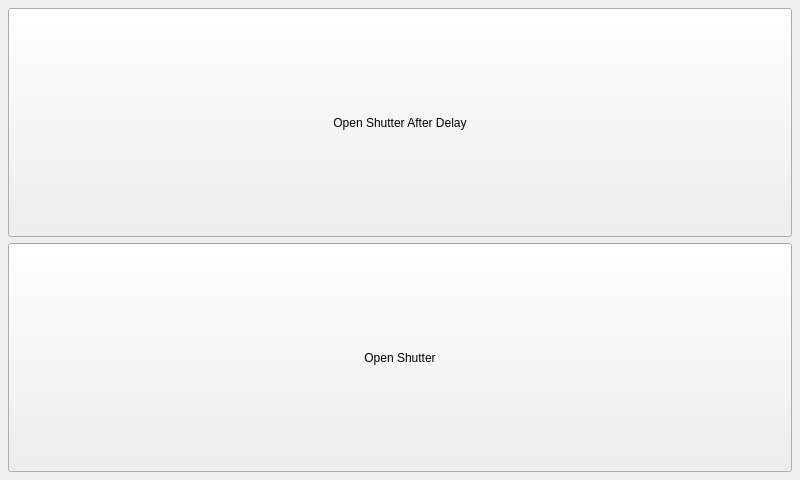
Above: forms/pircameraform.ui from jpietrzak8/Pierogi before the change. Below: the same form after it.
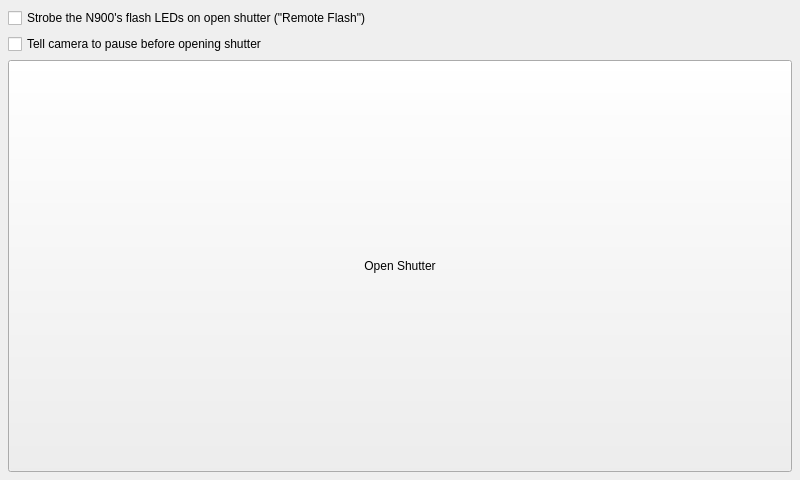
That is the form after the change.

Commit message:
Remote Flash
This commit adds support for "Remote Flash", which allows the user to
strobe the N900's flash LEDs in sync with the "open shutter" command.
Also, a first pass at keysets for Insignia.  Plus, renamed
"PIRRX51Hardware" to "PIRInfraredLED", which touched a lot of files.

```diff
--- a/forms/pircameraform.ui
+++ b/forms/pircameraform.ui
@@ -18,15 +18,22 @@
     <number>8</number>
    </property>
    <item>
-    <widget class="QPushButton" name="delayedShutterButton">
+    <widget class="QCheckBox" name="remoteFlashCheckBox">
+     <property name="text">
+      <string>Strobe the N900's flash LEDs on open shutter (&quot;Remote Flash&quot;)</string>
+     </property>
+    </widget>
+   </item>
+   <item>
+    <widget class="QCheckBox" name="delayedShutterCheckBox">
      <property name="sizePolicy">
-      <sizepolicy hsizetype="Minimum" vsizetype="Minimum">
+      <sizepolicy hsizetype="Minimum" vsizetype="Fixed">
        <horstretch>0</horstretch>
        <verstretch>0</verstretch>
       </sizepolicy>
      </property>
      <property name="text">
-      <string>Open Shutter After Delay</string>
+      <string>Tell camera to pause before opening shutter</string>
      </property>
     </widget>
    </item>
```
Left out of the diff: 6 changed lines with no effect on the pictures. The commit also changes 81 other files.
